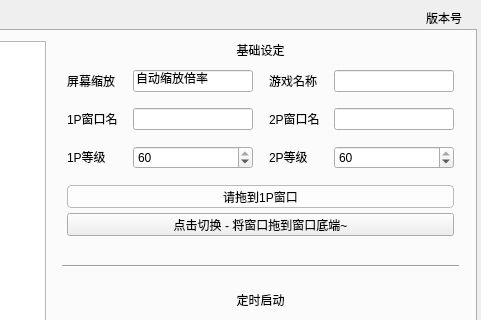
StareAbyss/FoodsVsMiceAutoAssistant, file resource/ui/FAA_3.0.ui: the form before one commit; both pictures show x 619 to 1100 and y 0 to 320 of the 1100 by 770 pixel window.
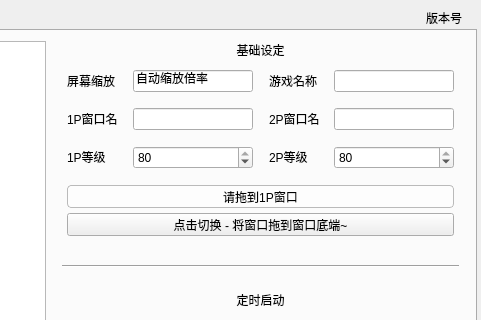
The form after the commit. Custom widgets are drawn as their Qt base class.

Commit message: 1.5.0 beta3 修改等级上限

Patch:
```diff
--- a/resource/ui/FAA_3.0.ui
+++ b/resource/ui/FAA_3.0.ui
@@ -613,10 +613,10 @@
                    <number>1</number>
                   </property>
                   <property name="maximum">
-                   <number>60</number>
+                   <number>80</number>
                   </property>
                   <property name="value">
-                   <number>60</number>
+                   <number>80</number>
                   </property>
                  </widget>
                 </item>
@@ -691,10 +691,10 @@
                    <number>1</number>
                   </property>
                   <property name="maximum">
-                   <number>60</number>
+                   <number>80</number>
                   </property>
                   <property name="value">
-                   <number>60</number>
+                   <number>80</number>
                   </property>
                  </widget>
                 </item>
```
Left out of the diff: 3 changed lines with no effect on the pictures.
